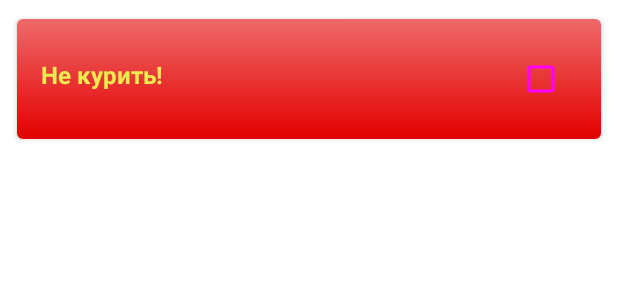
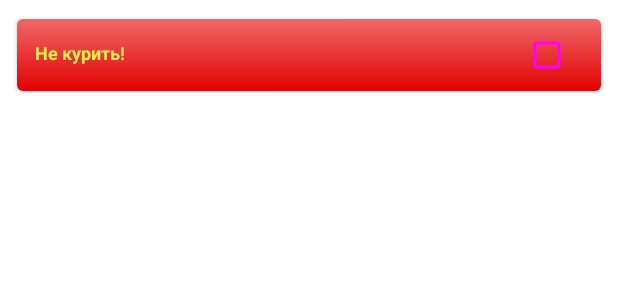
Before and after one commit to Barbusya/EfficientPerson, an Android app: the layout item_habit_bad_disabled.xml on its own in the app's theme, with its tools: preview values and no code run, on a phone screen of 412 x 824 dp. Shown: the top 300 px of the screen. Run offline under Robolectric (Android 15) with nearby library versions, the phone set to English and light mode, and no system bars.

Commit message:
Change items size

```diff
--- a/app/src/main/res/layout/item_habit_bad_disabled.xml
+++ b/app/src/main/res/layout/item_habit_bad_disabled.xml
@@ -17,7 +17,10 @@
         android:layout_height="wrap_content"
         android:background="@drawable/bad_habit_gradient_background"
         android:orientation="horizontal"
-        android:padding="16dp">
+        android:paddingStart="12dp"
+        android:paddingEnd="12dp"
+        android:paddingBottom="0dp"
+        android:paddingTop="0dp">
 
         <TextView
             android:id="@+id/tv_title"
@@ -25,7 +28,7 @@
             android:layout_height="wrap_content"
             android:layout_weight="1"
             android:textColor="@color/bad_habit_disabled_text_color"
-            android:textSize="16sp"
+            android:textSize="12sp"
             android:textStyle="bold"
             tools:text="Не курить!" />
 
```
Also changed, not shown: app/src/main/res/layout/item_habit_bad_enabled.xml (+5 -2 lines), app/src/main/res/layout/item_habit_good_disabled.xml (+5 -2 lines), app/src/main/res/layout/item_habit_good_enabled.xml (+5 -3 lines).
